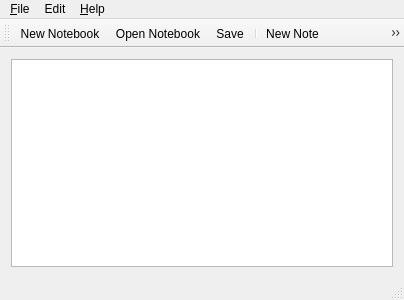
Before: the Qt Designer form src/lib/mainwindow.ui in MukizuL/toynote, drawn with Qt 5.
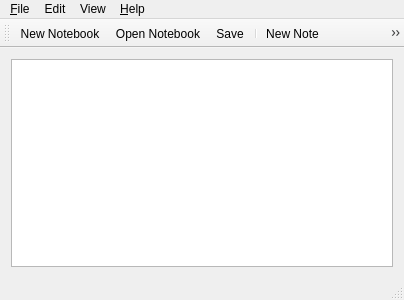
After: the same form once the commit is applied. Icons and pictures are not drawn.

What changed in the file:
```diff
--- a/src/lib/mainwindow.ui
+++ b/src/lib/mainwindow.ui
@@ -63,8 +63,15 @@
      <string>Edit</string>
     </property>
    </widget>
+   <widget class="QMenu" name="menuView">
+    <property name="title">
+     <string>View</string>
+    </property>
+    <addaction name="actionFont"/>
+   </widget>
    <addaction name="menuFile"/>
    <addaction name="menuEdit"/>
+   <addaction name="menuView"/>
    <addaction name="menuHelp"/>
   </widget>
   <widget class="QToolBar" name="mainToolBar">
```
Left out of the diff: 38 changed lines with no effect on the pictures.
